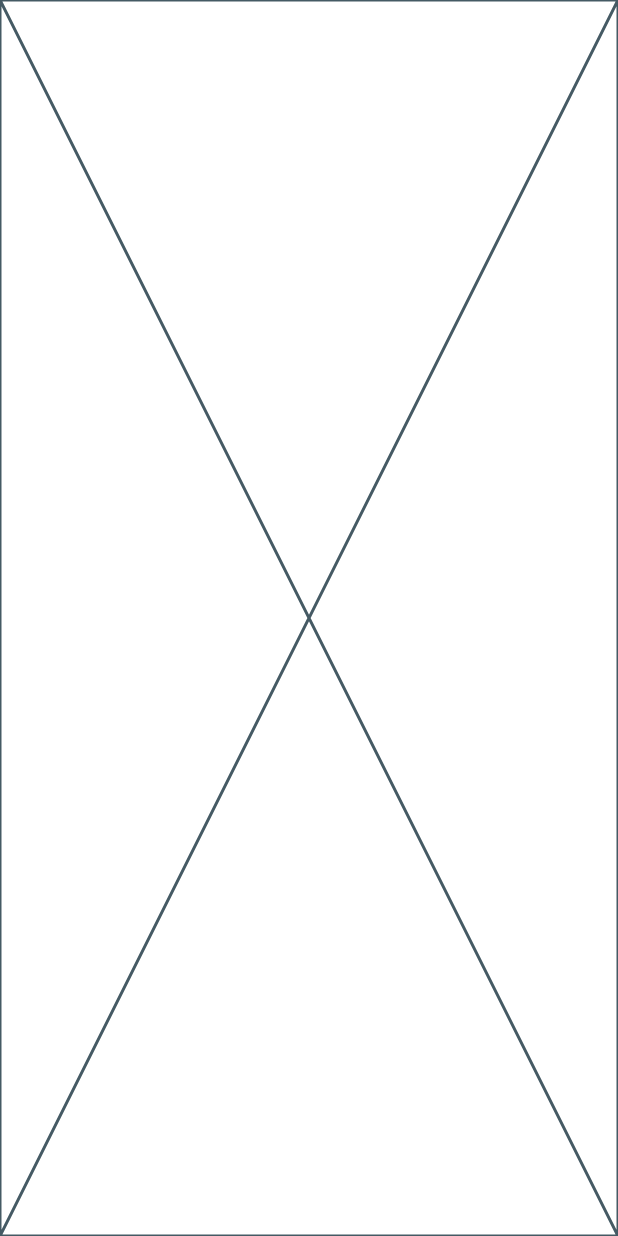
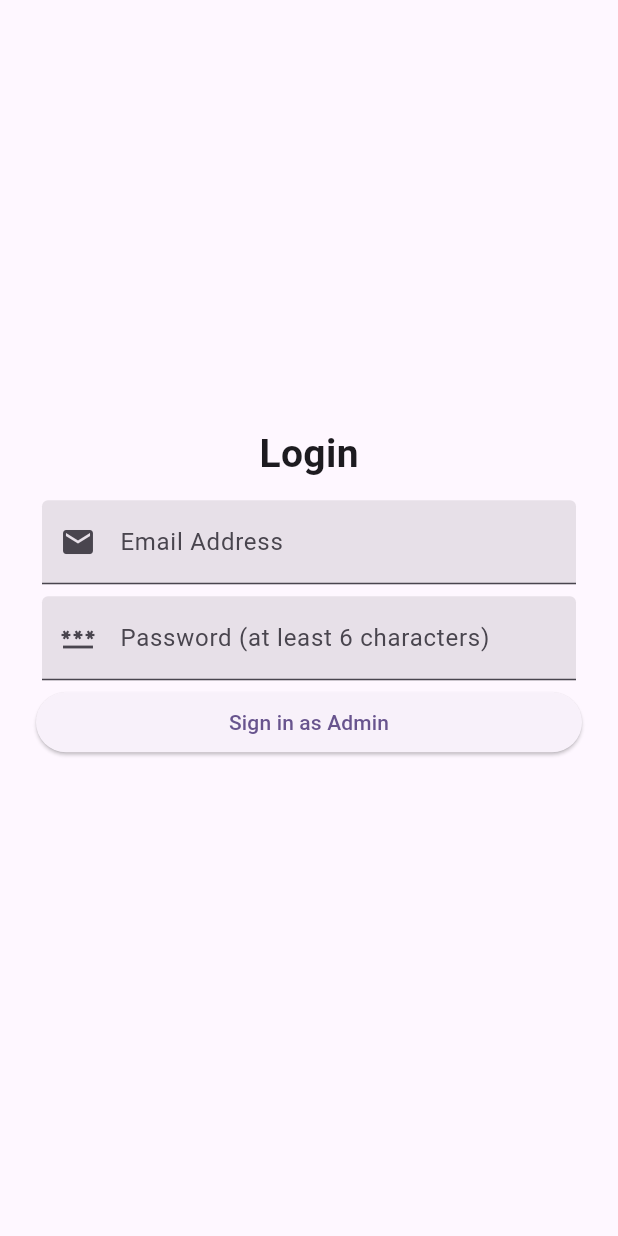
Before and after one commit to Ananyakumar186/skylens_firebase_adminApp, a Flutter app: the screen it shows after launch, on a phone screen of 412 x 824 dp. Run offline on Flutter 3.47's test engine with Material 3 defaults, Android fonts, the phone set to English and light mode, and no system bars; our stand-ins replace firebase_auth, firebase_core, go_router; accounts and stored records are empty.

Commit message:
login and dashboard pages added.

```diff
--- /dev/null
+++ b/lib/auth/auth_service.dart
@@ -0,0 +1,7 @@
+import 'package:firebase_auth/firebase_auth.dart';
+
+class AuthService {
+  static final FirebaseAuth _auth = FirebaseAuth.instance;
+
+  static User? get currentUser => _auth.currentUser;
+}
--- a/lib/main.dart
+++ b/lib/main.dart
@@ -1,30 +1,51 @@
 import 'package:firebase_core/firebase_core.dart';
 import 'package:flutter/material.dart';
+import 'package:go_router/go_router.dart';
+import 'package:slad_app/auth/auth_service.dart';
 import 'package:slad_app/firebase_options.dart';
+import 'package:slad_app/pages/dashboard_page.dart';
+import 'package:slad_app/pages/login_page.dart';
 
-void main() async{
+void main() async {
   WidgetsFlutterBinding.ensureInitialized();
-  await Firebase.initializeApp(
-    options: DefaultFirebaseOptions.currentPlatform
-  );
-  runApp(const MyApp());
+  await Firebase.initializeApp(options: DefaultFirebaseOptions.currentPlatform);
+  runApp(MyApp());
 }
 
 class MyApp extends StatelessWidget {
-  const MyApp({super.key});
+  MyApp({super.key});
 
   // This widget is the root of your application.
   @override
   Widget build(BuildContext context) {
-    return MaterialApp(
+    return MaterialApp.router(
       title: 'Flutter Demo',
       debugShowCheckedModeBanner: false,
       theme: ThemeData(
-
         colorScheme: ColorScheme.fromSeed(seedColor: Colors.deepPurple),
         useMaterial3: true,
       ),
-      home: const Placeholder(),
+      routerConfig: _router,
     );
   }
+
+  final _router = GoRouter(
+      redirect: (context, state) {
+        if (AuthService.currentUser == null) {
+          return LoginPage.routeName;
+        }
+        return null;
+      },
+      routes: [
+        GoRoute(
+          name: DashboardPage.routeName,
+          path: DashboardPage.routeName,
+          builder: (context, state) => const DashboardPage(),
+        ),
+        GoRoute(
+          name: LoginPage.routeName,
+          path: LoginPage.routeName,
+          builder: (context, state) => const LoginPage(),
+        )
+      ]);
 }
--- /dev/null
+++ b/lib/pages/dashboard_page.dart
@@ -0,0 +1,20 @@
+import 'package:flutter/material.dart';
+
+class DashboardPage extends StatefulWidget {
+  static const String routeName = '/';
+  const DashboardPage({super.key});
+
+  @override
+  State<DashboardPage> createState() => _DashboardPageState();
+}
+
+class _DashboardPageState extends State<DashboardPage> {
+  @override
+  Widget build(BuildContext context) {
+    return Scaffold(
+      body: Center(
+        child: Text('Dashboard Page'),
+      ),
+    );
+  }
+}
--- /dev/null
+++ b/lib/pages/login_page.dart
@@ -0,0 +1,89 @@
+import 'package:flutter/material.dart';
+
+class LoginPage extends StatefulWidget {
+  static const String routeName = '/login';
+
+  const LoginPage({super.key});
+
+  @override
+  State<LoginPage> createState() => _LoginPageState();
+}
+
+class _LoginPageState extends State<LoginPage> {
+  final _formKey = GlobalKey<FormState>();
+  final _emailController = TextEditingController();
+  final _passwordController = TextEditingController();
+  String _errMsg = '';
+
+  @override
+  Widget build(BuildContext context) {
+    return Scaffold(
+      body: Center(
+        child: Form(
+          key: _formKey,
+          child: ListView(
+            padding: const EdgeInsets.all(24.0),
+            shrinkWrap: true,
+            children: [
+              const Center(
+                child: Padding(
+                  padding: EdgeInsets.all(8.0),
+                  child: Text('Login', style: TextStyle(fontSize: 26, fontWeight: FontWeight.bold),),
+                ),
+              ),
+              Padding(
+                padding: const EdgeInsets.all(4.0),
+                child: TextFormField(
+                  keyboardType: TextInputType.emailAddress,
+                  controller: _emailController,
+                  decoration: const InputDecoration(
+                      filled: true,
+                      prefixIcon: Icon(Icons.email),
+                      labelText: 'Email Address'),
+                  validator: (value) {
+                    if (value == null || value.isEmpty) {
+                      return 'Provide a valid email address';
+                    }
+                    return null;
+                  },
+                ),
+              ),
+              Padding(
+                padding: const EdgeInsets.all(4.0),
+                child: TextFormField(
+                  obscureText: true,
+                  controller: _passwordController,
+                  decoration: const InputDecoration(
+                      filled: true,
+                      prefixIcon: Icon(Icons.password),
+                      labelText: 'Password (at least 6 characters)'),
+                  validator: (value) {
+                    if (value == null || value.isEmpty) {
+                      return 'Provide a valid password';
+                    }
+                    return null;
+                  },
+                ),
+              ),
+              ElevatedButton(onPressed: _authenticate, child: const Text('Sign in as Admin')),
+              Padding(
+                padding: const EdgeInsets.all(8.0),
+                child: Text(_errMsg, style: const TextStyle(fontSize: 18,color: Colors.red),),
+              )
+            ],
+          ),
+        ),
+      ),
+    );
+  }
+
+  @override
+  void dispose() {
+    _emailController.dispose();
+    _passwordController.dispose();
+    super.dispose();
+  }
+
+  void _authenticate() {
+  }
+}
```
